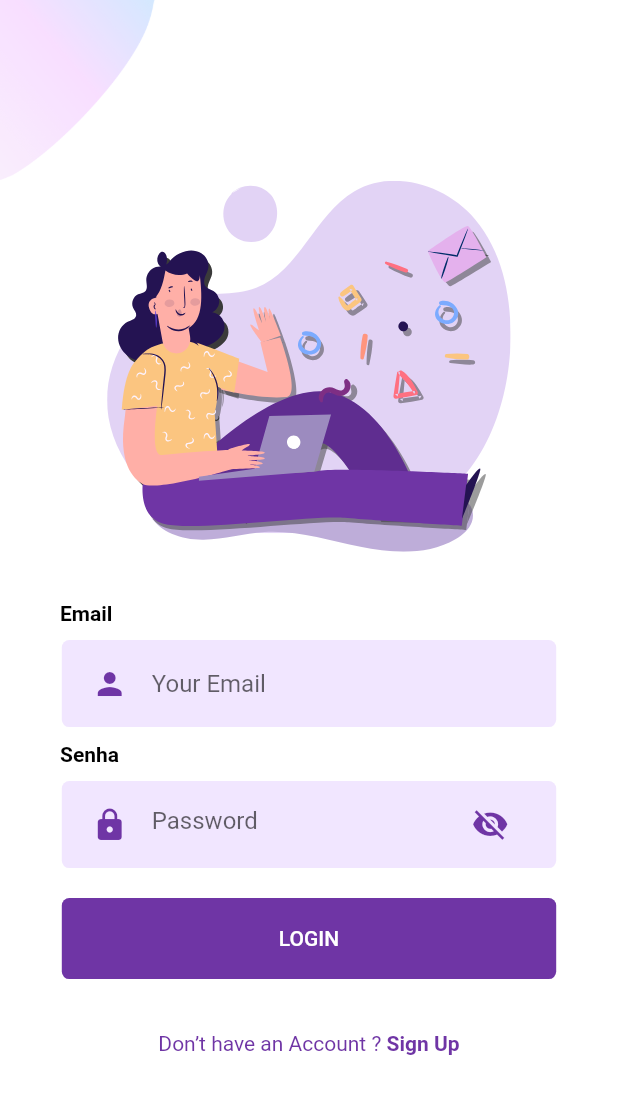
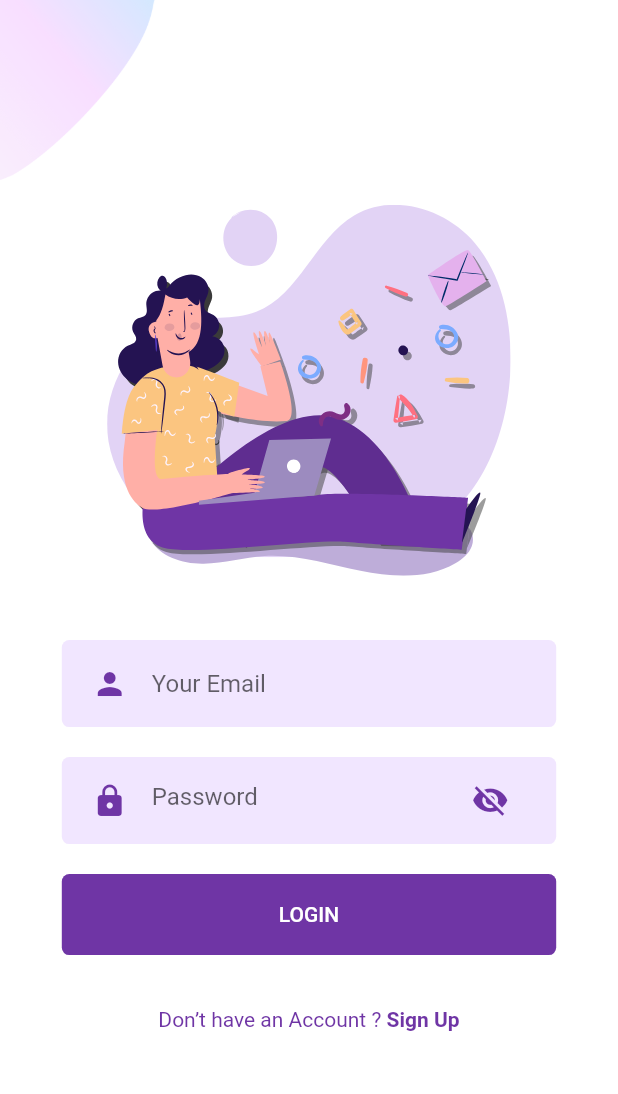
Before and after one commit to ReinanS/Flutter-Dart-Studies, a Flutter app: the screen it shows after launch, after a tap on "LOGIN", on a phone screen of 412 x 824 dp. Shown: the top 1094 px of the screen. Run offline on Flutter 3.47's test engine with Material 2 defaults, Android fonts, the phone set to English and light mode, and no system bars; our stand-ins replace flutter_svg, font_awesome_flutter, shared_preferences, simple_animations.

Commit message:
ref: aplica alteracoes

```diff
--- a/Flutter/autentication_login/lib/Screens/Login/components/body.dart
+++ b/Flutter/autentication_login/lib/Screens/Login/components/body.dart
@@ -34,15 +34,12 @@ class Body extends StatelessWidget {
               key: _formKey,
               child: Column(
                 children: [
-                  title("Email"),
                   RoundedInputField(
                     hintText: "Your Email",
                     onChanged: (value) {},
                     controller: _crtlLogin,
                   ),
-                  title("Senha"),
                   RoundedPassWordField(
-                    onChanged: (value) {},
                     controller: _crtlPassword,
                   ),
                   RoundedButton(
--- a/Flutter/autentication_login/lib/Screens/Signup/components/body.dart
+++ b/Flutter/autentication_login/lib/Screens/Signup/components/body.dart
@@ -37,7 +37,6 @@ class Body extends StatelessWidget {
                     controller: _crtlLogin,
                   ),
                   RoundedPassWordField(
-                    onChanged: (value) {},
                     controller: _crtlPassword,
                   ),
                   RoundedButton(
```
